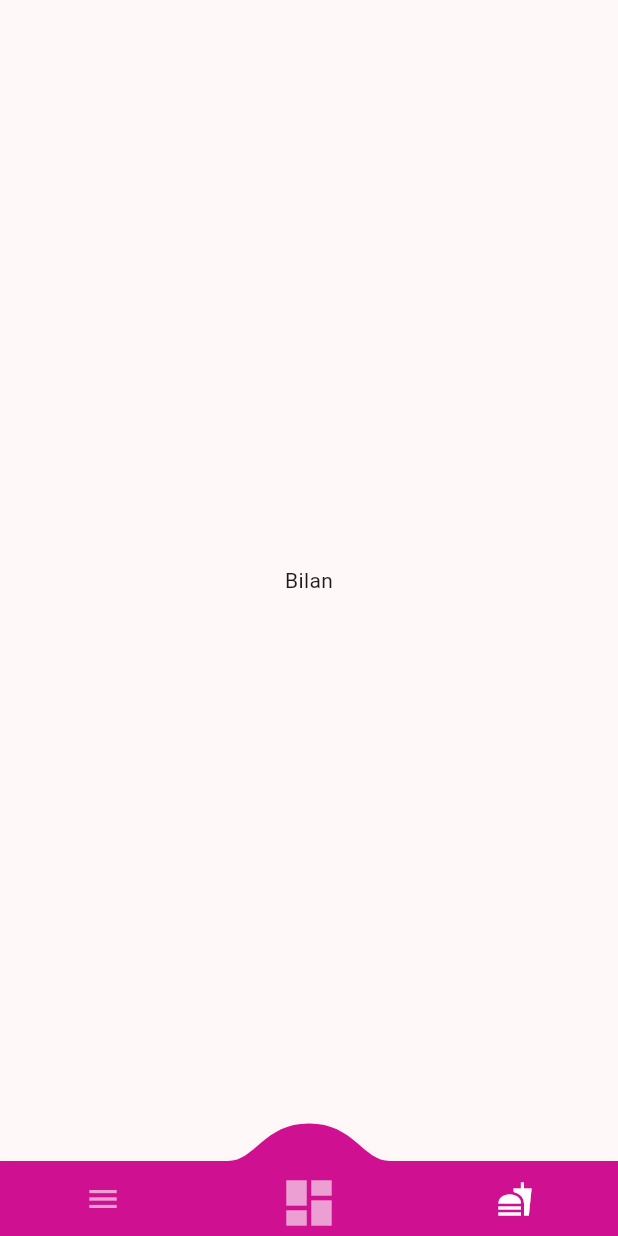
After one commit to hamzaSghaier/lupus, a Flutter app: the screen it shows after launch, item 3 of the bottom bar chosen, on a phone screen of 412 x 824 dp. The commit adds this screen. Run offline on Flutter 3.47's test engine with Material 2 defaults, Android fonts, the phone set to English and light mode, and no system bars; drawn by our look-alikes of convex_bottom_bar; our stand-ins replace awesome_notifications, get.

Commit message:
fix navigation bottom bar

```diff
--- /dev/null
+++ b/lib/screens/bilan.dart
@@ -0,0 +1,13 @@
+import 'package:flutter/material.dart';
+import 'package:flutter/src/widgets/framework.dart';
+import 'package:flutter/src/widgets/placeholder.dart';
+import 'package:hospital_app/custom_widgets/custom_bottom_bar.dart';
+
+class Bilan extends StatelessWidget {
+  const Bilan({super.key});
+
+  @override
+  Widget build(BuildContext context) {
+    return Scaffold( bottomNavigationBar: CustomBottomBar(),body :  Center(child:  Container(child: Text("Bilan"),)));
+  }
+}
--- a/lib/screens/medicaments.dart
+++ b/lib/screens/medicaments.dart
@@ -1,5 +1,6 @@
 import 'package:flutter/material.dart';
 import 'package:get/get.dart';
+import 'package:hospital_app/custom_widgets/custom_bottom_bar.dart';
 import 'package:intl/intl.dart';
 
 import '../controllers/medicaments_controller.dart';
@@ -13,6 +14,7 @@ class MedicamentsScreen extends StatelessWidget {
   @override
   Widget build(BuildContext context) {
     return Scaffold(
+      bottomNavigationBar: CustomBottomBar(),
       body: Center(
         child: Column(
           mainAxisAlignment: MainAxisAlignment.center,
--- a/lib/screens/symptoms.dart
+++ b/lib/screens/symptoms.dart
@@ -2,6 +2,7 @@ import 'package:awesome_notifications/awesome_notifications.dart';
 import 'package:flutter/material.dart';
 import 'package:get/get.dart';
 import 'package:hospital_app/controllers/symptoms_controller.dart';
+import 'package:hospital_app/custom_widgets/custom_bottom_bar.dart';
 import 'package:hospital_app/custom_widgets/custom_slider.dart';
 
 class SymptomsScreen extends StatelessWidget {
@@ -20,6 +21,7 @@ class SymptomsScreen extends StatelessWidget {
   @override
   Widget build(BuildContext context) {
     return Scaffold(
+       bottomNavigationBar: CustomBottomBar(),
       body: Center(
         child: Column(
           mainAxisAlignment: MainAxisAlignment.center,
```
Also changed, not shown: lib/custom_widgets/custom_bottom_bar.dart (+8 -1 lines).
